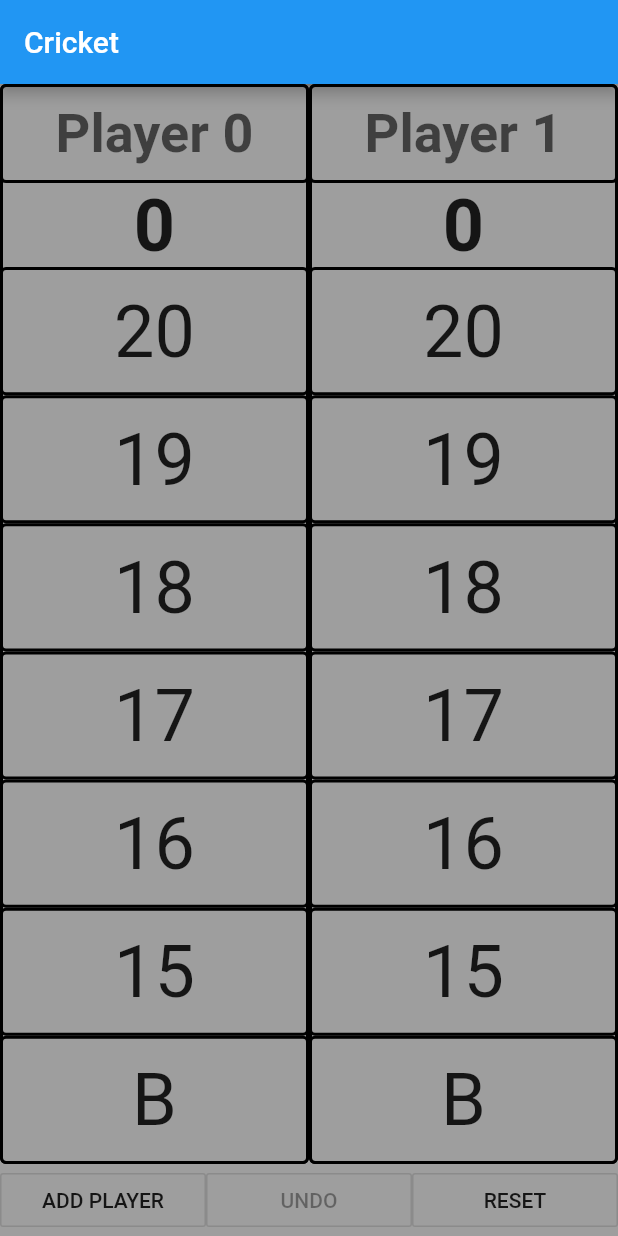
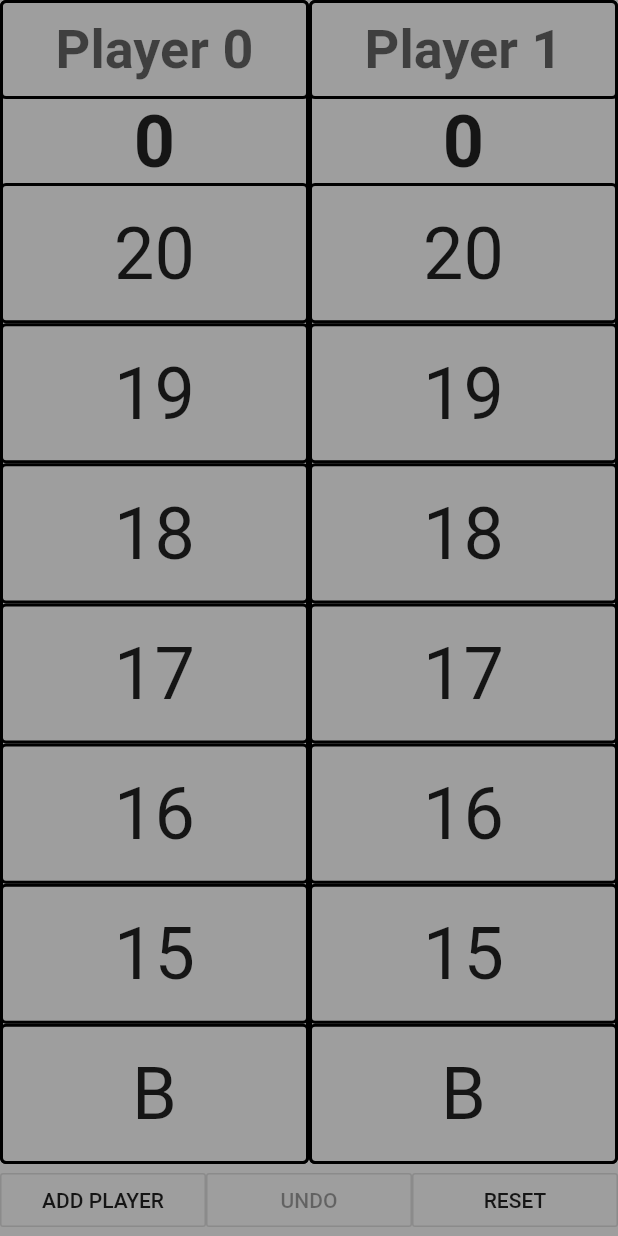
Before and after one commit to NickalasB/darts_scoreboard, a Flutter app: the screen it shows after launch, on a phone screen of 412 x 824 dp. Run offline on Flutter 3.47's test engine with Material 2 defaults, Android fonts, the phone set to English and light mode, and no system bars.

Commit message:
Remove AppBar

```diff
--- a/lib/main.dart
+++ b/lib/main.dart
@@ -39,9 +39,6 @@ class _MyHomePageState extends State<MyHomePage> {
 
     return Scaffold(
       backgroundColor: Colors.grey,
-      appBar: AppBar(
-        title: Text('Cricket'),
-      ),
       body: SafeArea(
         child: Column(
           children: [
```
